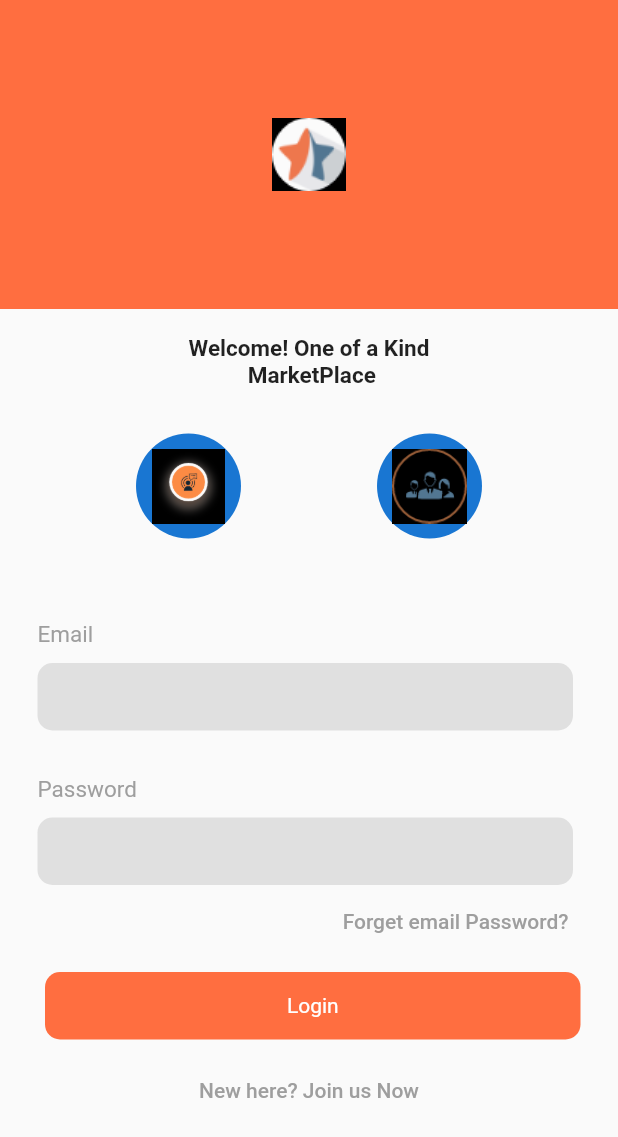
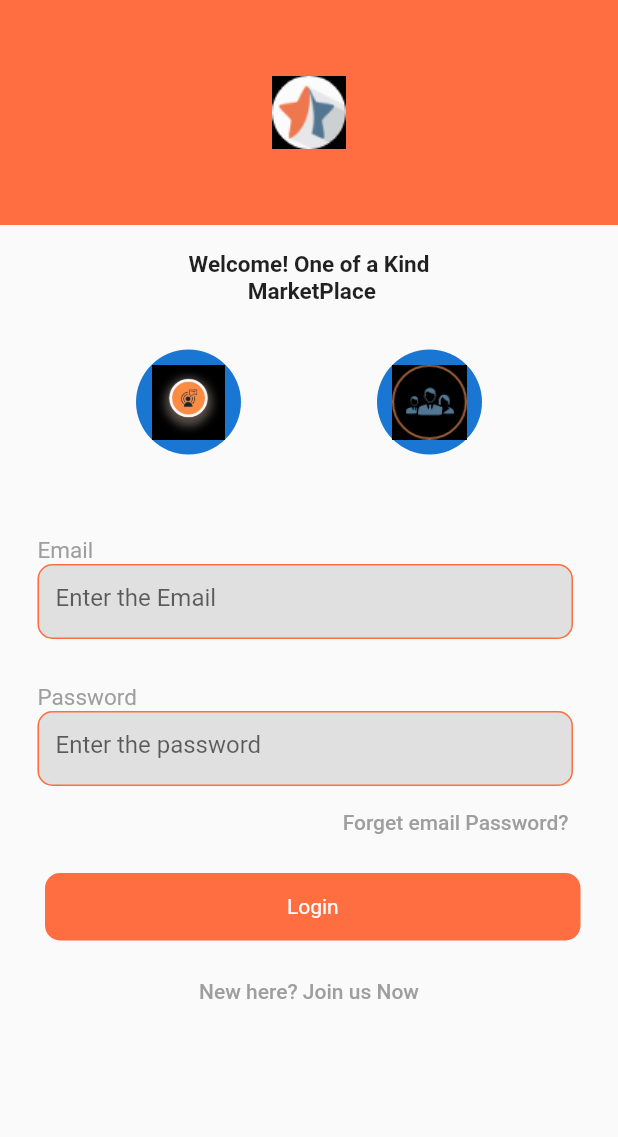
Before and after one commit to harrykamboj1/assignment, a Flutter app: the screen it shows after launch, on a phone screen of 412 x 824 dp. Shown: the top 1137 px of the screen. Run offline on Flutter 3.47's test engine with Material 2 defaults, Android fonts, the phone set to English and light mode, and no system bars; our stand-ins replace shared_preferences.

Commit message:
second commit

```diff
--- a/lib/influencerLoginPage.dart
+++ b/lib/influencerLoginPage.dart
@@ -1,7 +1,9 @@
+import 'dart:convert';
 import 'dart:ui';
-
+import 'package:shared_preferences/shared_preferences.dart';
 import 'package:assignment/InfluencerHomePage.dart';
 import 'package:flutter/cupertino.dart';
+import 'package:http/http.dart';
 import 'package:flutter/material.dart';
 
 class InfluencerLoginPage extends StatefulWidget {
@@ -12,25 +14,25 @@ class InfluencerLoginPage extends StatefulWidget {
 }
 
 class _InfluencerLoginPageState extends State<InfluencerLoginPage> {
+  TextEditingController emailEditingController = TextEditingController();
+  TextEditingController passwordEditingController = TextEditingController();
+
   @override
   Widget build(BuildContext context) {
     return Scaffold(
-      body: SafeArea(
+      body: SingleChildScrollView(
+        child: SafeArea(
             child: Column(
           children: [
-          Expanded(
-            flex: 1,
-            child: Container(
+            Container(
+              height: 150,
               alignment: Alignment.center,
               color: Colors.deepOrangeAccent,
               child: const Image(
                 image: AssetImage('images/star.png'),
               ),
             ),
-          ),
-          Expanded(
-              flex: 3,
-              child: Container(
+            Container(
               child: Column(
                 children: [
                   const Padding(
@@ -76,18 +78,23 @@ class _InfluencerLoginPageState extends State<InfluencerLoginPage> {
                         children: [
                           const Text(
                             'Email',
-                              style:
-                                  TextStyle(color: Colors.grey, fontSize: 15),
+                            style: TextStyle(color: Colors.grey, fontSize: 15),
                           ),
-                            const SizedBox(
-                              height: 10,
+                          SizedBox(
+                            height: 50,
+                            child: TextField(
+                              keyboardType: TextInputType.phone,
+                              controller: emailEditingController,
+                              decoration: InputDecoration(
+                                enabledBorder: OutlineInputBorder(
+                                    borderRadius: BorderRadius.circular(10),
+                                    borderSide: const BorderSide(
+                                        color: Colors.deepOrangeAccent)),
+                                hintText: "Enter the Email",
+                                filled: true,
+                                fillColor: Colors.grey[300],
                               ),
-                            Container(
-                              alignment: Alignment.centerLeft,
-                              decoration: BoxDecoration(
-                                  color: Colors.grey[300],
-                                  borderRadius: BorderRadius.circular(10)),
-                              height: 45,
+                            ),
                           )
                         ]),
                   ),
@@ -99,18 +106,22 @@ class _InfluencerLoginPageState extends State<InfluencerLoginPage> {
                         children: [
                           const Text(
                             'Password',
-                              style:
-                                  TextStyle(color: Colors.grey, fontSize: 15),
+                            style: TextStyle(color: Colors.grey, fontSize: 15),
                           ),
-                            const SizedBox(
-                              height: 10,
+                          SizedBox(
+                            height: 50,
+                            child: TextField(
+                              controller: passwordEditingController,
+                              decoration: InputDecoration(
+                                enabledBorder: OutlineInputBorder(
+                                    borderRadius: BorderRadius.circular(10),
+                                    borderSide: const BorderSide(
+                                        color: Colors.deepOrangeAccent)),
+                                hintText: "Enter the password",
+                                filled: true,
+                                fillColor: Colors.grey[300],
                               ),
-                            Container(
-                              alignment: Alignment.centerLeft,
-                              decoration: BoxDecoration(
-                                  color: Colors.grey[300],
-                                  borderRadius: BorderRadius.circular(10)),
-                              height: 45,
+                            ),
                           )
                         ]),
                   ),
@@ -132,6 +143,9 @@ class _InfluencerLoginPageState extends State<InfluencerLoginPage> {
                   ),
                   Padding(
                     padding: const EdgeInsets.only(left: 30, right: 25),
+                    child: GestureDetector(
+                      onTap: () => login(emailEditingController.text.toString(),
+                          passwordEditingController.text.toString()),
                       child: Container(
                         child: const Text(
                           "Login",
@@ -142,6 +156,7 @@ class _InfluencerLoginPageState extends State<InfluencerLoginPage> {
                             color: Colors.deepOrangeAccent,
                             borderRadius: BorderRadius.circular(10)),
                         height: 45,
+                      ),
                     ),
                   ),
                   const SizedBox(
@@ -164,9 +179,35 @@ class _InfluencerLoginPageState extends State<InfluencerLoginPage> {
                   ),
                 ],
               ),
-              ))
+            )
           ],
         )),
+      ),
     );
   }
+
+  void login(String number, String password) async {
+    try {
+      SharedPreferences.setMockInitialValues({});
+      SharedPreferences prefs = await SharedPreferences.getInstance();
+
+      Response response = await post(
+          Uri.parse("https://influence-marketing.herokuapp.com/api/login"),
+          body: {'phone': number, 'password': password});
+
+      if (response.statusCode == 200) {
+        var data = jsonDecode(response.body.toString());
+        print(data['token'].toString());
+
+        print('account login successfully');
+
+        prefs.setString("token", data['token']);
+        print(prefs.getString('token'));
+      } else {
+        print('failed');
       }
+    } catch (e) {
+      print(e.toString());
+    }
+  }
+}
--- a/pubspec.yaml
+++ b/pubspec.yaml
@@ -45,6 +45,8 @@ dev_dependencies:
   # package. See that file for information about deactivating specific lint
   # rules and activating additional ones.
   flutter_lints: ^1.0.0
+  http: ^0.13.4
+  shared_preferences: ^2.0.12
 
 # For information on the generic Dart part of this file, see the
 # following page: https://dart.dev/tools/pub/pubspec
```
Also changed, not shown: pubspec.lock. Lines whose indentation alone changed are shown as unchanged.
